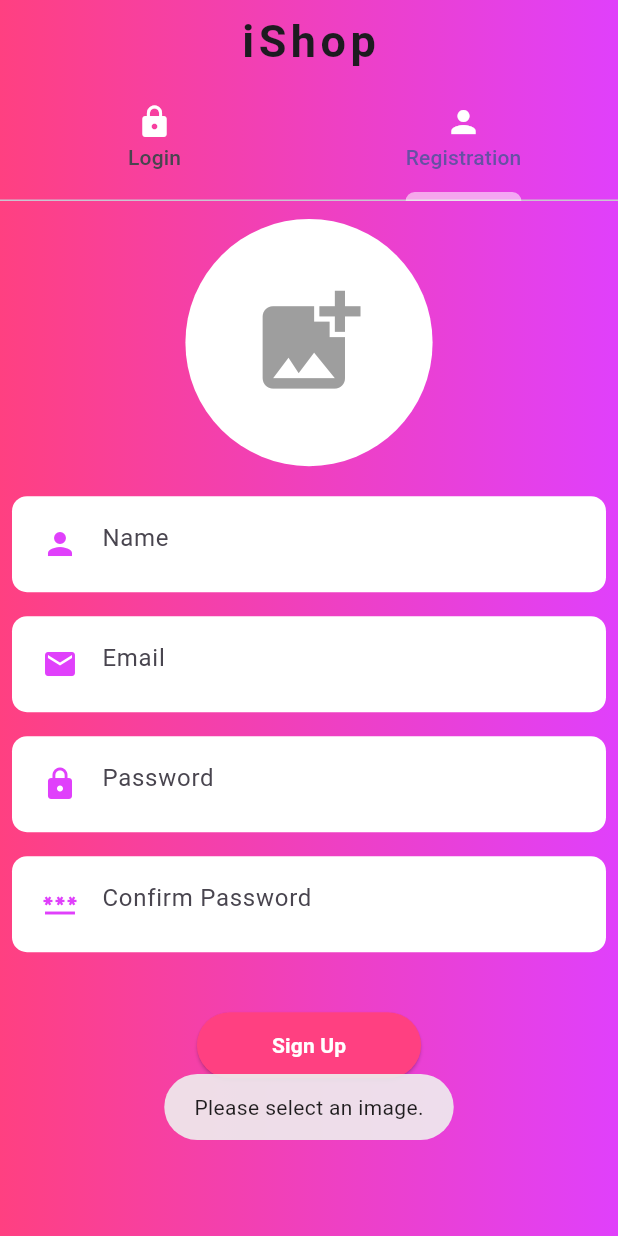
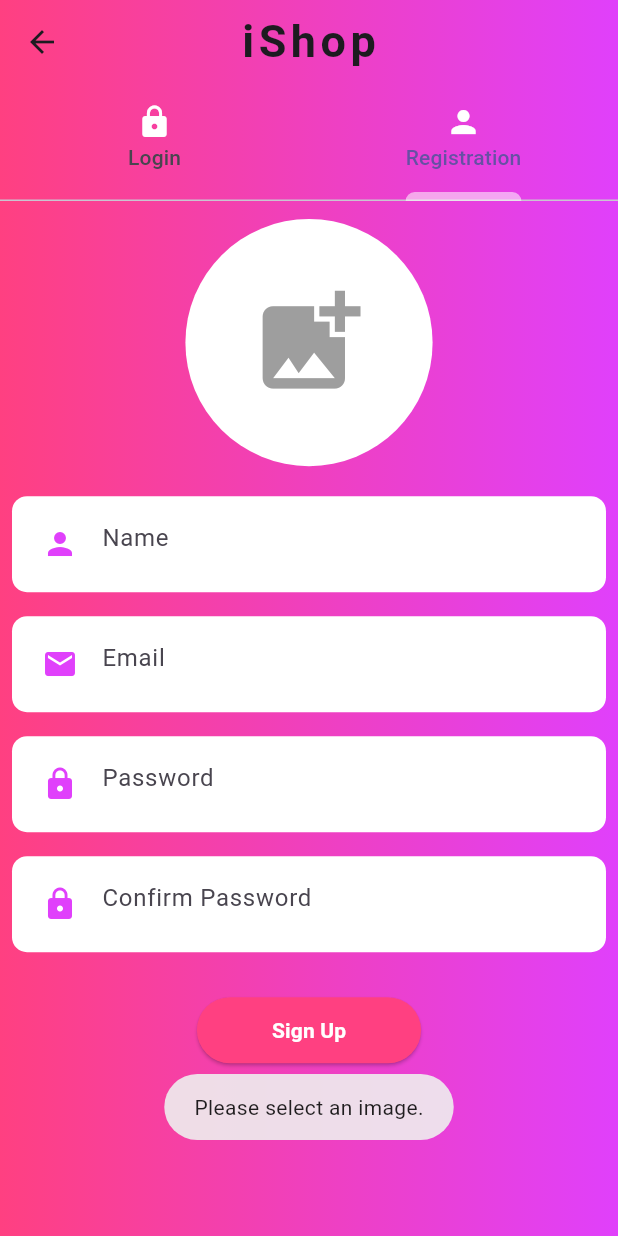
Before and after one commit to DhairyaAg07/my-e-commerce-store, a Flutter app: the screen it shows after launch, tab 2 chosen, after a tap on "Sign Up", on a phone screen of 412 x 824 dp. Run offline on Flutter 3.47's test engine with Material 3 defaults, Android fonts, the phone set to English and light mode, and no system bars; our stand-ins replace cloud_firestore, firebase_auth, firebase_core, firebase_storage, fluttertoast, image_picker and 1 more; accounts and stored records are empty.

Commit message:
login and registration page complete

```diff
--- a/lib/authScreens/auth_screen.dart
+++ b/lib/authScreens/auth_screen.dart
@@ -2,14 +2,19 @@ import 'package:flutter/material.dart';
 import 'package:users_app/authScreens/login_tab_page.dart';
 import 'package:users_app/authScreens/registration_tab_page.dart';
 
-class AuthScreen extends StatefulWidget {
+class AuthScreen extends StatefulWidget
+{
   @override
   State<AuthScreen> createState() => _AuthScreenState();
 }
 
-class _AuthScreenState extends State<AuthScreen> {
+
+
+class _AuthScreenState extends State<AuthScreen>
+{
   @override
-  Widget build(BuildContext context) {
+  Widget build(BuildContext context)
+  {
     return DefaultTabController(
       length: 2,
       child: Scaffold(
@@ -17,7 +22,8 @@ class _AuthScreenState extends State<AuthScreen> {
           flexibleSpace: Container(
             decoration: const BoxDecoration(
                 gradient: LinearGradient(
-                colors: [
+                  colors:
+                  [
                     Colors.pinkAccent,
                     Colors.purpleAccent,
                   ],
@@ -25,16 +31,18 @@ class _AuthScreenState extends State<AuthScreen> {
                   end: FractionalOffset(1.0, 0.0),
                   stops: [0.0, 1.0],
                   tileMode: TileMode.clamp,
+                )
             ),
           ),
-          ),
-          title: Center(
-            child: const Text(
+          title: const Text(
             "iShop",
             style: TextStyle(
-                  fontSize: 30, letterSpacing: 3, fontWeight: FontWeight.bold),
+              fontSize: 30,
+              letterSpacing: 3,
+              fontWeight: FontWeight.bold,
             ),
           ),
+          centerTitle: true,
           bottom: const TabBar(
             indicatorColor: Colors.white54,
             indicatorWeight: 6,
@@ -56,12 +64,11 @@ class _AuthScreenState extends State<AuthScreen> {
             ],
           ),
         ),
-
-
         body: Container(
           decoration: const BoxDecoration(
               gradient: LinearGradient(
-              colors: [
+                colors:
+                [
                   Colors.pinkAccent,
                   Colors.purpleAccent,
                 ],
@@ -69,13 +76,15 @@ class _AuthScreenState extends State<AuthScreen> {
                 end: FractionalOffset(1.0, 0.0),
                 stops: [0.0, 1.0],
                 tileMode: TileMode.clamp,
+              )
+          ),
+          child: TabBarView(
+            children: [
+              LoginTabPage(),
+              RegistrationTabPage(),
+            ],
           ),
         ),
-          child: TabBarView(children: [
-            LoginTabPage(),
-            RegistrationTabPage(),
-          ],),
-        ) ,
       ),
     );
   }
--- a/lib/authScreens/registration_tab_page.dart
+++ b/lib/authScreens/registration_tab_page.dart
@@ -2,32 +2,42 @@ import 'dart:io';
 import 'package:cloud_firestore/cloud_firestore.dart';
 import 'package:firebase_auth/firebase_auth.dart';
 import 'package:flutter/material.dart';
+import 'package:fluttertoast/fluttertoast.dart';
+import 'package:image_picker/image_picker.dart';
 import 'package:shared_preferences/shared_preferences.dart';
 import 'package:users_app/global/global.dart';
 import 'package:users_app/mainScreens/home_screen.dart';
+import 'package:users_app/splashScreen/my_splash_screen.dart';
 import 'package:users_app/widgets/custom_text_field.dart';
-import 'package:image_picker/image_picker.dart';
-import 'package:fluttertoast/fluttertoast.dart';
 import 'package:firebase_storage/firebase_storage.dart' as fStorage;
+import 'package:users_app/widgets/loading_dialog.dart';
 
-class RegistrationTabPage extends StatefulWidget {
+
+class RegistrationTabPage extends StatefulWidget
+{
   @override
   State<RegistrationTabPage> createState() => _RegistrationTabPageState();
 }
 
-class _RegistrationTabPageState extends State<RegistrationTabPage> {
-  TextEditingController nameEditingController = TextEditingController();
-  TextEditingController emailEditingController = TextEditingController();
-  TextEditingController passwordEditingController = TextEditingController();
-  TextEditingController confirmPasswordEditingController =
-  TextEditingController();
+
+
+class _RegistrationTabPageState extends State<RegistrationTabPage>
+{
+  TextEditingController nameTextEditingController = TextEditingController();
+  TextEditingController emailTextEditingController = TextEditingController();
+  TextEditingController passwordTextEditingController = TextEditingController();
+  TextEditingController confirmPasswordTextEditingController = TextEditingController();
   GlobalKey<FormState> formKey = GlobalKey<FormState>();
   String downloadUrlImage = "";
 
   XFile? imgXFile;
   final ImagePicker imagePicker = ImagePicker();
 
-  getImageFromGallery() async {
+
+
+
+  getImageFromGallery() async
+  {
     imgXFile = await imagePicker.pickImage(source: ImageSource.gallery);
 
     setState(() {
@@ -35,174 +45,219 @@ class _RegistrationTabPageState extends State<RegistrationTabPage> {
     });
   }
 
-  formValidation() async {
-    if (imgXFile == null) {
+  formValidation() async
+  {
+    if(imgXFile == null) //image is not selected
+        {
       Fluttertoast.showToast(msg: "Please select an image.");
-    } else {
-      if (passwordEditingController.text ==
-          confirmPasswordEditingController.text) {
-        if (nameEditingController.text.isNotEmpty &&
-            emailEditingController.text.isNotEmpty &&
-            passwordEditingController.text.isNotEmpty &&
-            confirmPasswordEditingController.text.isNotEmpty) {
+    }
+    else //image is already selected
+        {
+      //password is equal to confirm password
+      if(passwordTextEditingController.text == confirmPasswordTextEditingController.text)
+      {
+        //check email, pass, confirm password & name text fields
+        if(nameTextEditingController.text.isNotEmpty
+            && emailTextEditingController.text.isNotEmpty
+            && passwordTextEditingController.text.isNotEmpty
+            && confirmPasswordTextEditingController.text.isNotEmpty)
+        {
+          showDialog(
+              context: context,
+              builder: (c)
+              {
+                return LoadingDialogWidget(
+                  message: "Registering your account",
+                );
+              }
+          );
 
-
-          // upload the image to storage
+          //1.upload image to storage
           String fileName = DateTime.now().millisecondsSinceEpoch.toString();
 
           fStorage.Reference storageRef = fStorage.FirebaseStorage.instance
               .ref()
-              .child("usersImages")
-              .child(fileName);
+              .child("usersImages").child(fileName);
 
-          fStorage.UploadTask uploadImageTask =
-          storageRef.putFile(File(imgXFile!.path));
+          fStorage.UploadTask uploadImageTask = storageRef.putFile(File(imgXFile!.path));
 
-          fStorage.TaskSnapshot taskSnapshot =
-          await uploadImageTask.whenComplete(() {});
+          fStorage.TaskSnapshot taskSnapshot = await uploadImageTask.whenComplete(() {});
 
-          taskSnapshot.ref.getDownloadURL().then((urlImage) {
+          await taskSnapshot.ref.getDownloadURL().then((urlImage)
+          {
             downloadUrlImage = urlImage;
           });
 
-
-          // save the user info to the firestore database
+          //2. save the user info to firestore database
           saveInformationToDatabase();
-        } else {
-          Fluttertoast.showToast(
-              msg: "Please complete the form. Do not leave any text field empty");
         }
-      } else {
-        Fluttertoast.showToast(msg: "Passwords do not match");
+        else
+        {
+          Navigator.pop(context);
+          Fluttertoast.showToast(msg: "Please complete the form. Do not leave any text field empty.");
+        }
+      }
+      else //password is NOT equal to confirm password
+          {
+        Fluttertoast.showToast(msg: "Password and Confirm Password do not match.");
       }
     }
   }
 
-  saveInformationToDatabase() async {
+  saveInformationToDatabase() async
+  {
+    //authenticate the user first
     User? currentUser;
 
-    await FirebaseAuth.instance
-        .createUserWithEmailAndPassword(
-      email: emailEditingController.text.trim(),
-      password: passwordEditingController.text.trim(),
-    )
-        .then((auth) {
+    await FirebaseAuth.instance.createUserWithEmailAndPassword(
+      email: emailTextEditingController.text.trim(),
+      password: passwordTextEditingController.text.trim(),
+    ).then((auth)
+    {
       currentUser = auth.user;
-    }).catchError((errorMessage) {
-      Fluttertoast.showToast(msg: "Error Occured: \n $errorMessage ");
+    }).catchError((errorMessage)
+    {
+      Navigator.pop(context);
+      Fluttertoast.showToast(msg: "Error Occurred: \n $errorMessage");
     });
 
-    if (currentUser != null) {
+    if(currentUser != null)
+    {
+      //save info to database and save locally
       saveInfoToFirestoreAndLocally(currentUser!);
     }
   }
 
-  saveInfoToFirestoreAndLocally(User currentUser) async {
-    FirebaseFirestore.instance.collection("users").doc(currentUser.uid).set(
+  saveInfoToFirestoreAndLocally(User currentUser) async
+  {
+    //save to firestore
+    FirebaseFirestore.instance
+        .collection("users")
+        .doc(currentUser.uid)
+        .set(
         {
           "uid": currentUser.uid,
           "email": currentUser.email,
-        "name": nameEditingController.text.trim(),
+          "name": nameTextEditingController.text.trim(),
           "photoUrl": downloadUrlImage,
           "status": "approved",
           "userCart": ["initialValue"],
-      },
-    );
+        });
 
+    //save locally
     sharedPreferences = await SharedPreferences.getInstance();
     await sharedPreferences!.setString("uid", currentUser.uid);
     await sharedPreferences!.setString("email", currentUser.email!);
-    await sharedPreferences!.setString("name", nameEditingController.text.trim());
+    await sharedPreferences!.setString("name", nameTextEditingController.text.trim());
     await sharedPreferences!.setString("photoUrl", downloadUrlImage);
-    await sharedPreferences!.setStringList("status", ["initialValue"]);
+    await sharedPreferences!.setStringList("userCart", ["initialValue"]);
 
     Navigator.push(context, MaterialPageRoute(builder: (c)=> HomeScreen()));
   }
 
   @override
-  Widget build(BuildContext context) {
+  Widget build(BuildContext context)
+  {
     return SingleChildScrollView(
       child: Container(
         child: Column(
           children: [
-            const SizedBox(
-              height: 12,
-            ),
+
+            const SizedBox(height: 12,),
+
+            //get-capture image
             GestureDetector(
-              onTap: () {
+              onTap: ()
+              {
                 getImageFromGallery();
               },
               child: CircleAvatar(
                 radius: MediaQuery.of(context).size.width * 0.20,
                 backgroundColor: Colors.white,
-                backgroundImage:
-                imgXFile == null ? null : FileImage(File(imgXFile!.path)),
+                backgroundImage: imgXFile == null
+                    ? null
+                    : FileImage(
+                    File(imgXFile!.path)
+                ),
                 child: imgXFile == null
                     ? Icon(
                   Icons.add_photo_alternate,
                   color: Colors.grey,
                   size: MediaQuery.of(context).size.width * 0.20,
-                )
-                    : null,
+                ) : null,
               ),
             ),
-            const SizedBox(
-              height: 12,
-            ),
+
+            const SizedBox(height: 12,),
+
+            //inputs form fields
             Form(
               key: formKey,
               child: Column(
                 children: [
+
+                  //name
                   CustomTextField(
-                    textEditingController: nameEditingController,
+                    textEditingController: nameTextEditingController,
                     iconData: Icons.person,
                     hintText: "Name",
                     isObsecure: false,
                     enabled: true,
                   ),
+
+                  //email
                   CustomTextField(
-                    textEditingController: emailEditingController,
-                    iconData: Icons.mail,
+                    textEditingController: emailTextEditingController,
+                    iconData: Icons.email,
                     hintText: "Email",
                     isObsecure: false,
                     enabled: true,
                   ),
+
+                  //pass
                   CustomTextField(
-                    textEditingController: passwordEditingController,
+                    textEditingController: passwordTextEditingController,
                     iconData: Icons.lock,
                     hintText: "Password",
                     isObsecure: true,
                     enabled: true,
                   ),
+
+                  //confirm pass
                   CustomTextField(
-                    textEditingController: confirmPasswordEditingController,
-                    iconData: Icons.password,
+                    textEditingController: confirmPasswordTextEditingController,
+                    iconData: Icons.lock,
                     hintText: "Confirm Password",
                     isObsecure: true,
                     enabled: true,
                   ),
+
+                  const SizedBox(height: 20,),
+
                 ],
               ),
             ),
-            const SizedBox(
-              height: 30,
-            ),
+
             ElevatedButton(
                 style: ElevatedButton.styleFrom(
                   primary: Colors.pinkAccent,
-                padding: EdgeInsets.symmetric(horizontal: 50, vertical: 12),
+                  padding: const EdgeInsets.symmetric(horizontal: 50, vertical: 12),
                 ),
-              onPressed: () {
+                onPressed: ()
+                {
                   formValidation();
                 },
-              child: Text(
+                child: const Text(
                   "Sign Up",
                   style: TextStyle(
                     color: Colors.white,
                     fontWeight: FontWeight.bold,
                   ),
+                )
             ),
-            ),
+
+            const SizedBox(height: 30,),
+
           ],
         ),
       ),
--- a/lib/main.dart
+++ b/lib/main.dart
@@ -28,7 +28,7 @@ class MyApp extends StatelessWidget {
         primarySwatch: Colors.purple,
       ),
       debugShowCheckedModeBanner: false,
-      home: AuthScreen(),
+      home: MySplashScreen(),
     );
   }
 }
--- a/lib/splashScreen/my_splash_screen.dart
+++ b/lib/splashScreen/my_splash_screen.dart
@@ -1,4 +1,6 @@
+import 'package:firebase_auth/firebase_auth.dart';
 import 'package:flutter/material.dart';
+import 'package:users_app/authScreens/auth_screen.dart';
 import 'package:users_app/mainScreens/home_screen.dart';
 import 'dart:async';
 
@@ -15,7 +17,17 @@ class _MySplashScreenState extends State<MySplashScreen>
   splashScreenTimer(){
     Timer(const Duration(seconds: 4),() async
     {
-      Navigator.push(context, MaterialPageRoute(builder: (c)=>HomeScreen()));
+      // user is already logged in
+      if(FirebaseAuth.instance.currentUser!=null)
+      {
+        Navigator.push(context, MaterialPageRoute(builder: (c)=>HomeScreen()));
+      }
+
+      // user is not logged in
+      {
+        Navigator.push(context, MaterialPageRoute(builder: (c)=>AuthScreen()));
+
+      }
     });
   }
 
--- a/lib/widgets/my_drawer.dart
+++ b/lib/widgets/my_drawer.dart
@@ -168,7 +168,8 @@ class _MyDrawerState extends State<MyDrawer>
                   ),
                   onTap: ()
                   {
-
+                    FirebaseAuth.instance.signOut();
+                    Navigator.push(context, MaterialPageRoute(builder: (c) => MySplashScreen()));
                   },
                 ),
                 const Divider(
```
Also changed, not shown: lib/authScreens/login_tab_page.dart (+103 -26 lines), lib/widgets/loading_dialog.dart (added, +34 -0 lines). Lines whose indentation alone changed are shown as unchanged.
